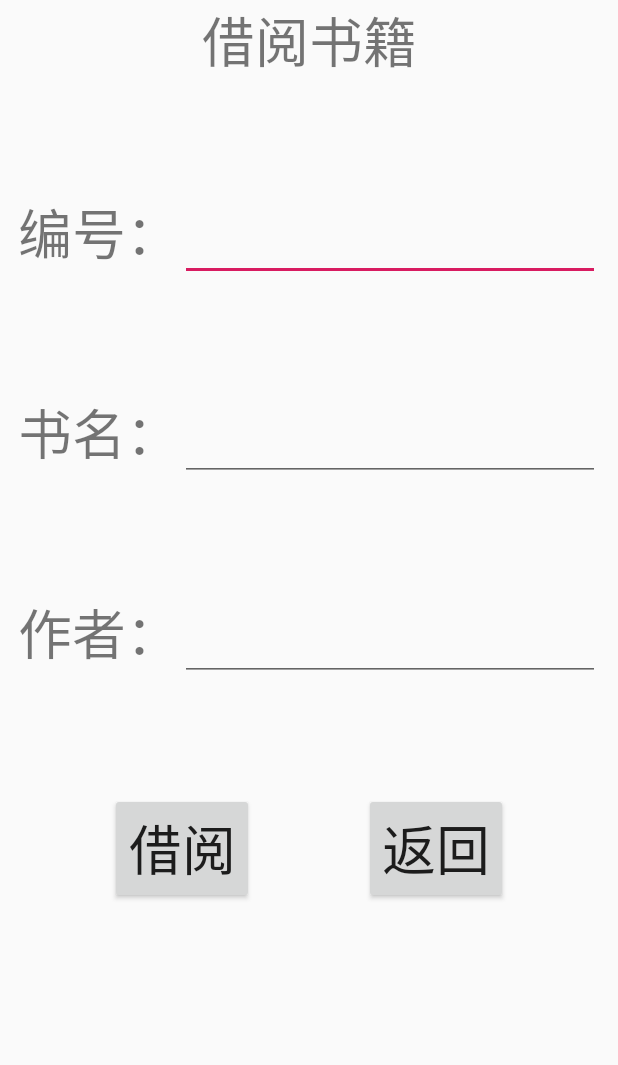
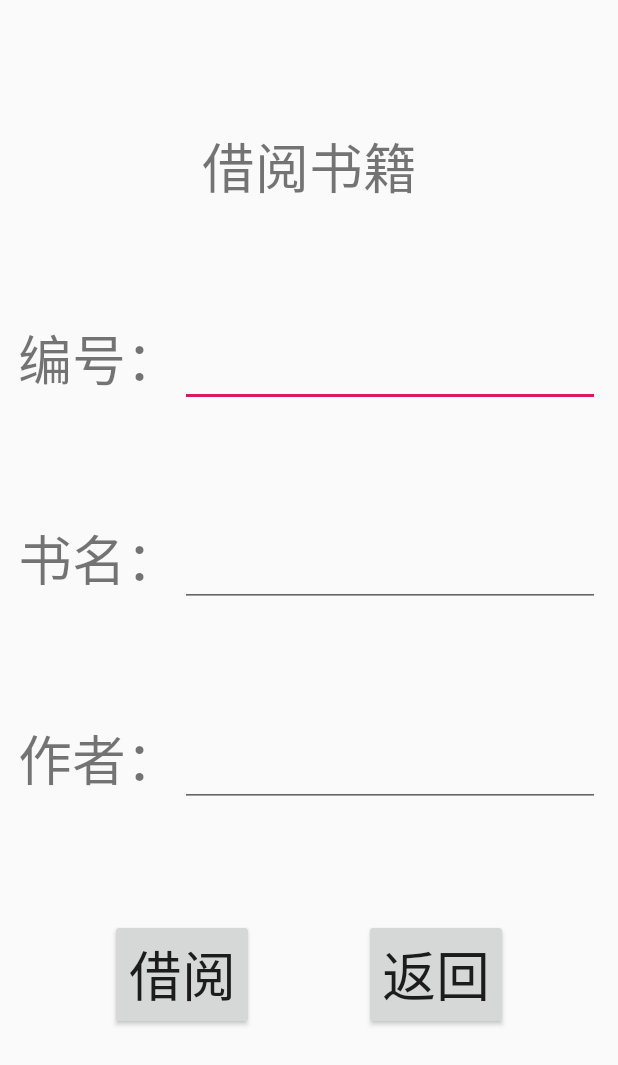
Before and after one commit to q524936601/Library, an Android app: the layout activity_jyshuji.xml on its own in the app's theme, with its tools: preview values and no code run, on a phone screen of 412 x 824 dp. Shown: the top 1065 px of the screen. Run offline under Robolectric (Android 15) with nearby library versions, the phone set to English and light mode, and no system bars.

Commit message:
借阅书籍

```diff
--- a/app/src/main/res/layout/activity_jyshuji.xml
+++ b/app/src/main/res/layout/activity_jyshuji.xml
@@ -10,11 +10,14 @@
         android:id="@+id/tv_jyshuji_title"
         android:layout_width="wrap_content"
         android:layout_height="wrap_content"
+        android:layout_marginTop="84dp"
+        android:layout_marginBottom="80dp"
         android:text="借阅书籍"
         android:textSize="36sp"
+        app:layout_constraintBottom_toTopOf="@+id/edtTxt_jyshuji_bianhao"
         app:layout_constraintEnd_toEndOf="parent"
         app:layout_constraintStart_toStartOf="parent"
-        tools:layout_editor_absoluteY="84dp" />
+        app:layout_constraintTop_toTopOf="parent" />
 
     <TextView
         android:id="@+id/tv_jyshuji_bianhao"
```
